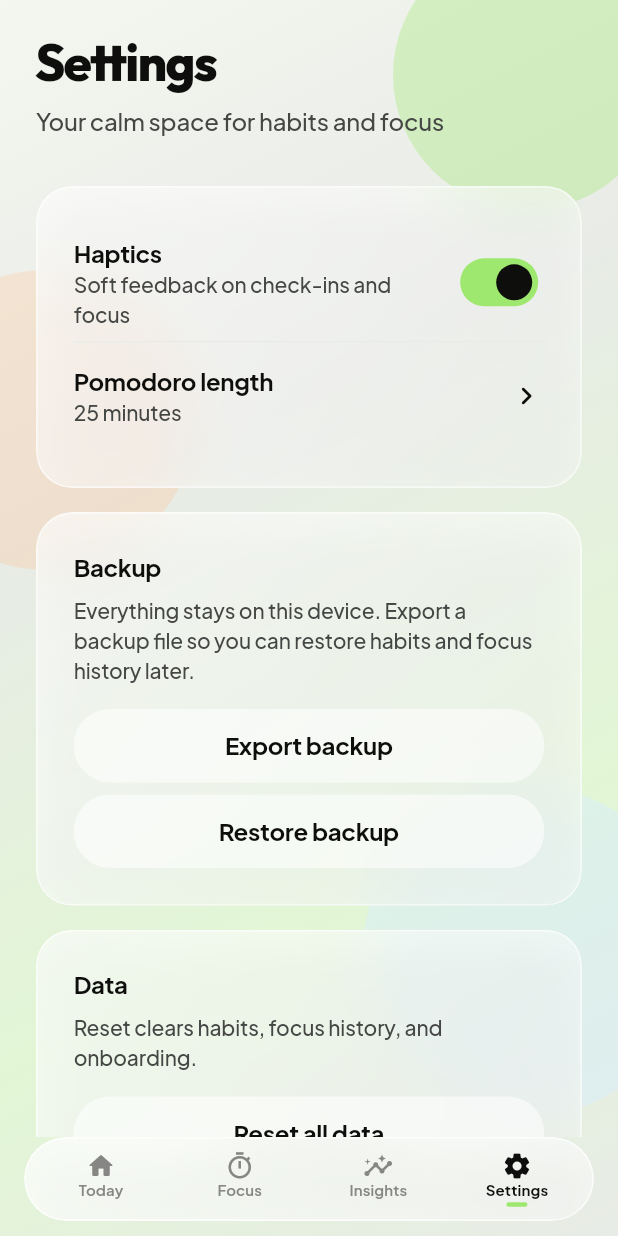
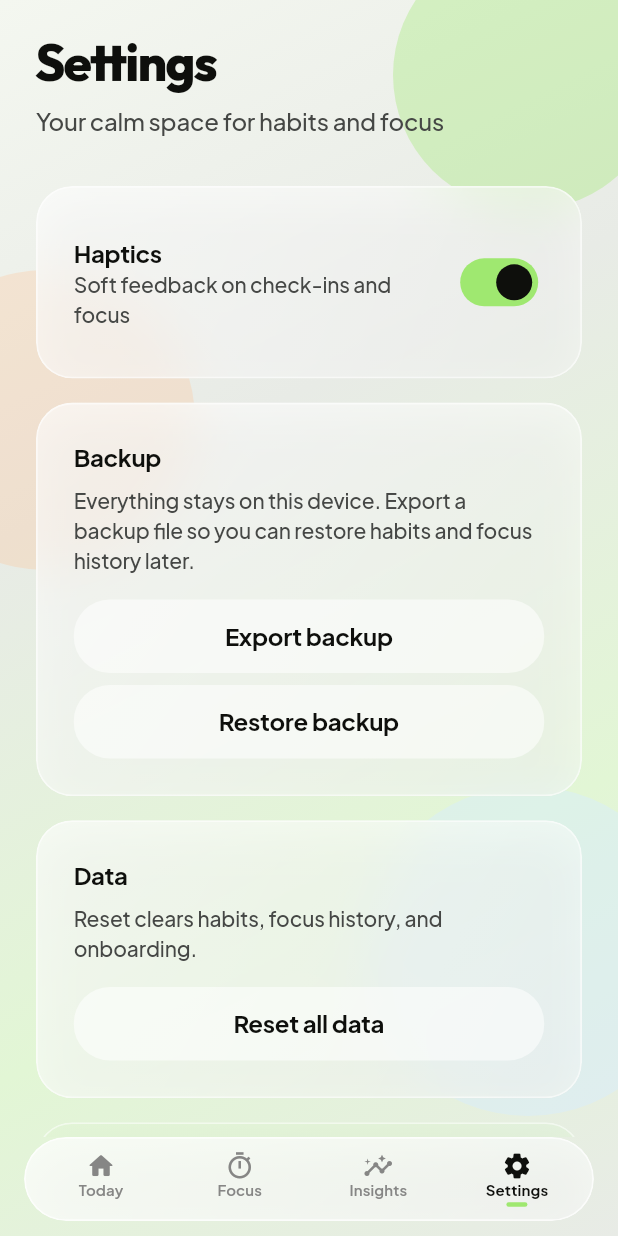
Before and after one commit to Anu-Code07/habbit-tracker, a Flutter app: the SettingsPage screen opened by its route, on a phone screen of 412 x 824 dp. Run offline on Flutter 3.47's test engine with Material 3 defaults, Android fonts, the phone set to English and light mode, and no system bars; our stand-ins replace drift, equatable, file_picker, flutter_bloc, get_it, go_router and 4 more; missing offline and left inert: home_widget, live_activities; accounts and stored records are empty; generated files the repository leaves out were written again.

Commit message:
Add README screenshots and drop Settings Pomodoro row.
Showcase Today, Focus, and Insights; length stays on Focus only.

Co-authored-by: Cursor <cursoragent@cursor.com>

```diff
--- a/lib/features/settings/presentation/bloc/settings_bloc.dart
+++ b/lib/features/settings/presentation/bloc/settings_bloc.dart
@@ -21,13 +21,6 @@ class SettingsHapticsChanged extends SettingsEvent {
   final bool enabled;
   @override
   List<Object?> get props => [enabled];
-}
-
-class SettingsWorkMinutesChanged extends SettingsEvent {
-  const SettingsWorkMinutesChanged(this.minutes);
-  final int minutes;
-  @override
-  List<Object?> get props => [minutes];
 }
 
 class SettingsDataReset extends SettingsEvent {
@@ -118,10 +111,6 @@ class SettingsBloc extends Bloc<SettingsEvent, SettingsState> {
       await _settings.setHapticsEnabled(e.enabled);
       emit(state.copyWith(hapticsEnabled: e.enabled));
     });
-    on<SettingsWorkMinutesChanged>((e, emit) async {
-      await _settings.setWorkMinutes(e.minutes);
-      emit(state.copyWith(workMinutes: e.minutes));
-    });
     on<SettingsDataReset>((_, emit) async {
       await _clearHabitData();
       await _clearFocusData();
--- a/lib/features/settings/presentation/pages/settings_page.dart
+++ b/lib/features/settings/presentation/pages/settings_page.dart
@@ -6,7 +6,6 @@ import 'package:pulse/core/theme/pulse_colors.dart';
 import 'package:pulse/core/theme/pulse_spacing.dart';
 import 'package:pulse/core/theme/pulse_typography.dart';
 import 'package:pulse/core/widgets/pulse_glass.dart';
-import 'package:pulse/core/widgets/pulse_minutes_picker.dart';
 import 'package:pulse/core/widgets/pulse_widgets.dart';
 import 'package:pulse/features/settings/presentation/bloc/settings_bloc.dart';
 
@@ -74,33 +73,6 @@ class SettingsPage extends StatelessWidget {
                               : (v) => context
                                   .read<SettingsBloc>()
                                   .add(SettingsHapticsChanged(v)),
-                        ),
-                        const Divider(),
-                        ListTile(
-                          contentPadding: EdgeInsets.zero,
-                          title: Text(
-                            'Pomodoro length',
-                            style: PulseTypography.bodyMdStrong(),
-                          ),
-                          subtitle: Text(
-                            '${state.workMinutes} minutes',
-                            style: PulseTypography.bodySm(),
-                          ),
-                          trailing: const Icon(Icons.chevron_right_rounded),
-                          onTap: state.busy
-                              ? null
-                              : () async {
-                                  final minutes = await showPulseMinutesPicker(
-                                    context,
-                                    initialMinutes: state.workMinutes,
-                                  );
-                                  if (minutes == null || !context.mounted) {
-                                    return;
-                                  }
-                                  context.read<SettingsBloc>().add(
-                                        SettingsWorkMinutesChanged(minutes),
-                                      );
-                                },
                         ),
                       ],
                     ),
```
Also changed, not shown: 4 other files.
